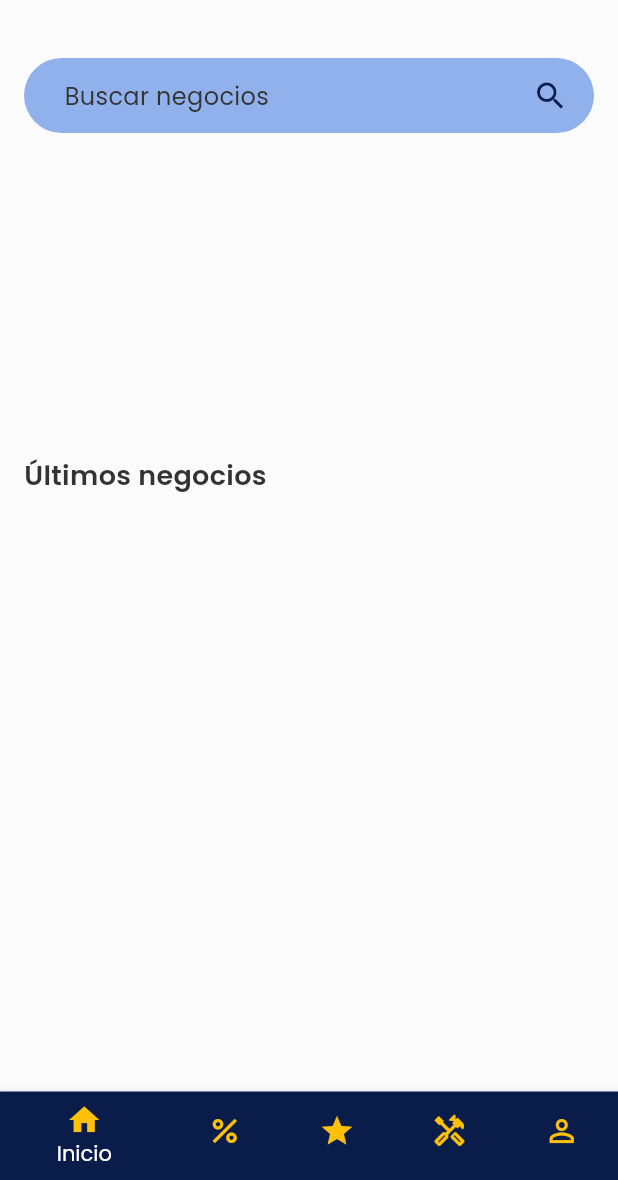
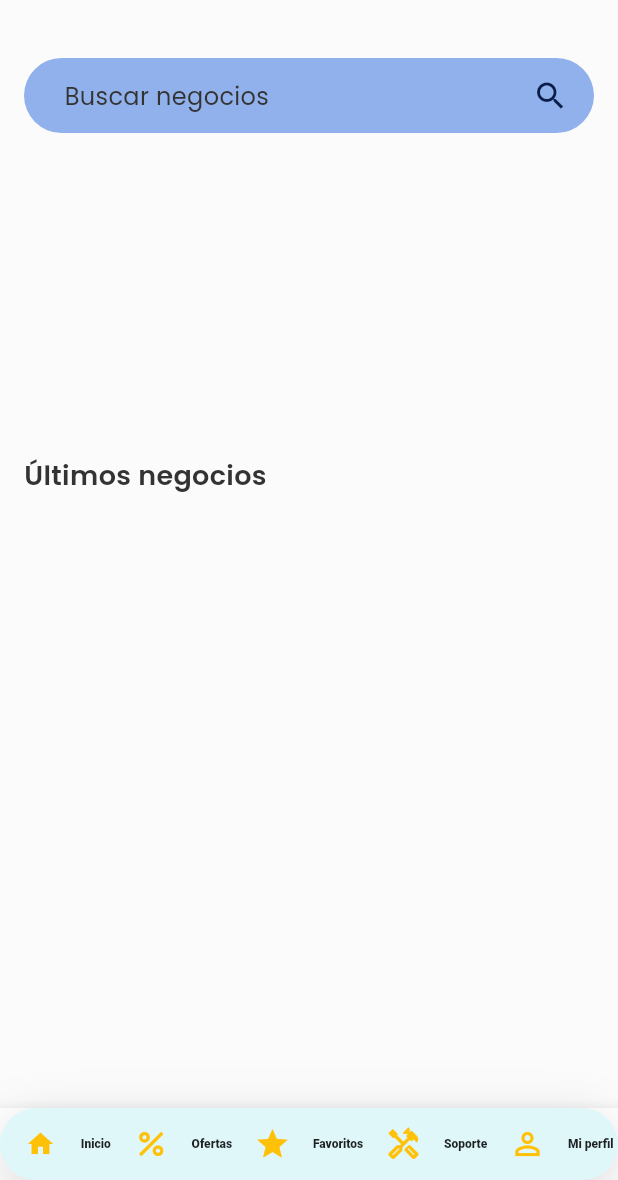
Before and after one commit to jddjp/Jaipi-client-app, a Flutter app: the HomeView screen opened by its route, after a tap on the "menu" icon, after a tap on the "shopping cart" icon, on a phone screen of 412 x 824 dp, the part 56-1236 px from its top. Run offline on Flutter 3.47's test engine with Material 2 defaults, Android fonts, the phone set to English and light mode, and no system bars; our stand-ins replace cached_network_image, carousel_slider, cloud_firestore, firebase_auth, firebase_core, firebase_messaging and 10 more; missing offline and left inert: algolia, clippy_flutter, flutter_facebook_auth; accounts and stored records are empty; network calls fail; statements that could not run were skipped.

Commit message:
button navigation bar

```diff
--- a/lib/src/views/cart_view.dart
+++ b/lib/src/views/cart_view.dart
@@ -72,7 +72,7 @@ class _CartViewState extends State<CartView> {
     return Scaffold(
       backgroundColor: food_white,
       bottomNavigationBar: Container(
-        height: context.watch<CartProvider>().hasService == true ? 190 : 115,
+        height: context.watch<CartProvider>().hasService == true ? 100 : 60,
         child: Column(
           crossAxisAlignment: CrossAxisAlignment.start,
           children: <Widget>[
--- a/lib/src/views/home_view.dart
+++ b/lib/src/views/home_view.dart
@@ -55,7 +55,7 @@ class _HomeViewState extends State<HomeView> {
     currentAddress = context.watch<LocationProvider>().getAddress();
     //print("////////ADDRESSS");
     //print(currentAddress);
-
+    double screenWidth = MediaQuery.of(context).size.width;
     return Scaffold(
       backgroundColor: Color(0xFFFCFBFB),
       drawer: DrawerView(),
@@ -98,52 +98,130 @@ class _HomeViewState extends State<HomeView> {
                 ),
               ),
             )
-          // todo: barra de navegacion aun no terminada
-          : BottomNavigationBar(
-              onTap: (index) {
-                setState(() {
-                  _actualPage = index;
-                });
-              },
-              currentIndex: _actualPage,
-              items: [
-                  BottomNavigationBarItem(
-                    backgroundColor: appColorPrimary,
+          : BottomAppBar(
+              child: Container(
+                decoration: BoxDecoration(
+                  color: Colors.cyan[50],
+                  boxShadow: [
+                    BoxShadow(
+                      color: Colors.black.withOpacity(.15),
+                      blurRadius: 30,
+                      offset: Offset(0, 10),
+                    ),
+                  ],
+                  borderRadius: BorderRadius.circular(100),
+                ),
+                width: double.maxFinite,
+                child: Row(
+                    mainAxisAlignment: MainAxisAlignment.spaceEvenly,
+                    children: <Widget>[
+                      IconButton(
+                          color: food_color_yellow,
                           icon: Icon(
                             Icons.home,
                             color: food_color_yellow,
                           ),
-                    label: "Inicio",
+                          iconSize: 20,
+                          onPressed: () {
+                            launchScreen(context, HomeView.routeName);
+                          }),
+                      const Text(
+                        'Inicio',
+                        textAlign: TextAlign.center,
+                        style: TextStyle(
+                          fontWeight: FontWeight.w800,
+                          fontFamily: 'Roboto',
+                          fontSize: 8,
                         ),
-                  BottomNavigationBarItem(
+                      ),
+                      IconButton(
                         icon: Icon(
                           Icons.percent,
                           color: food_color_yellow,
                         ),
-                    label: "Ofertas",
+                        onPressed: () {
+                          _offersSnapshot = FirebaseFirestore.instance
+                              .collection('offers')
+                              .where('active', isEqualTo: true)
+                              .orderBy('index')
+                              .get();
+                        },
                       ),
-                  BottomNavigationBarItem(
+                      const Text(
+                        'Ofertas',
+                        textAlign: TextAlign.center,
+                        style: TextStyle(
+                          fontWeight: FontWeight.w800,
+                          fontFamily: 'Roboto',
+                          fontSize: 8,
+                        ),
+                      ),
+                      IconButton(
                         icon: Icon(
                           Icons.star,
                           color: food_color_yellow,
                         ),
-                    label: "Favoritos",
+                        onPressed: () {
+                          launchScreen(context, CartView.routeName);
+                        },
                       ),
-                  BottomNavigationBarItem(
+                      const Text(
+                        'Favoritos',
+                        textAlign: TextAlign.center,
+                        style: TextStyle(
+                          fontWeight: FontWeight.w800,
+                          fontFamily: 'Roboto',
+                          fontSize: 8,
+                        ),
+                      ),
+                      IconButton(
+                        tooltip: 'Soporte',
                         icon: Icon(
                           Icons.handyman_outlined,
                           color: food_color_yellow,
                         ),
-                    label: "Soporte",
+                        onPressed: () {
+                          Uri waUrl = Uri(
+                              scheme: "https",
+                              host: "wa.me",
+                              path: "52$WHATSAPPPHONE",
+                              queryParameters: {
+                                "text":
+                                    "Hola, ¿Estoy contactando con el soporte de jaipi?"
+                              });
+                        },
                       ),
-                  BottomNavigationBarItem(
+                      const Text(
+                        'Soporte',
+                        textAlign: TextAlign.center,
+                        style: TextStyle(
+                          fontWeight: FontWeight.w800,
+                          fontFamily: 'Roboto',
+                          fontSize: 8,
+                        ),
+                      ),
+                      IconButton(
+                        tooltip: 'Mi perfil',
                         icon: Icon(
                           Icons.person_outline,
                           color: food_color_yellow,
                         ),
-                    label: "Mi perfil",
+                        onPressed: () {
+                          launchScreen(context, LoginView.routeName);
+                        },
+                      ),
+                      const Text(
+                        'Mi perfil',
+                        textAlign: TextAlign.center,
+                        style: TextStyle(
+                          fontWeight: FontWeight.w800,
+                          fontFamily: 'Roboto',
+                          fontSize: 8,
+                        ),
                       ),
                     ]),
+              ),
+            ),
       body: SafeArea(
         child: SingleChildScrollView(
           child: Column(
--- a/lib/src/views/tracking_view.dart
+++ b/lib/src/views/tracking_view.dart
@@ -151,7 +151,7 @@ class _TrackingViewState extends State<TrackingView> {
                 ))),
             bottomNavigationBar: Container(
               width: width,
-              height: 118,
+              height: 100,
               decoration: boxDecoration(radius: 0),
               padding: EdgeInsets.all(spacing_standard_new),
               child: Column(
```
Lines whose indentation alone changed are shown as unchanged.
